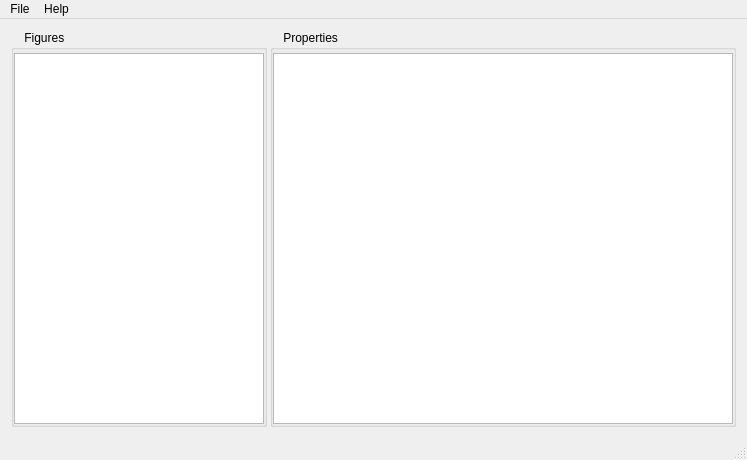
First picture: the form in mainwindow.ui, repository ikukishev/figures, before the edit.
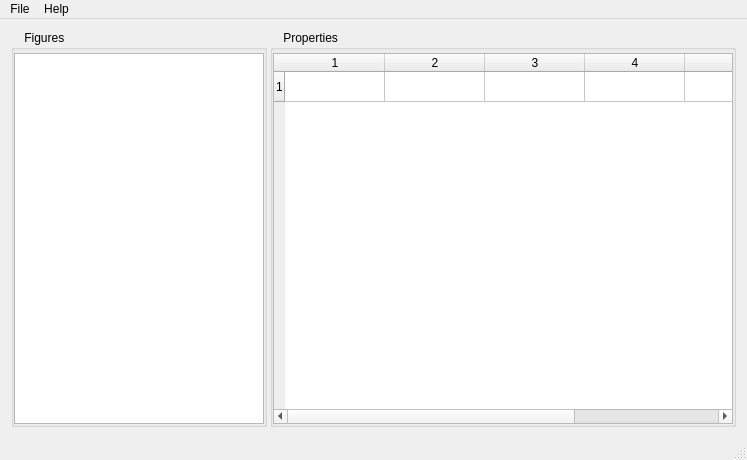
Second picture: the form after the edit.

```diff
--- a/mainwindow.ui
+++ b/mainwindow.ui
@@ -91,7 +91,24 @@
           <number>0</number>
          </property>
          <item>
-          <widget class="QTableWidget" name="tableWidget"/>
+          <widget class="QTableWidget" name="tableWidget">
+           <property name="locale">
+            <locale language="English" country="UnitedStates"/>
+           </property>
+           <property name="rowCount">
+            <number>1</number>
+           </property>
+           <property name="columnCount">
+            <number>6</number>
+           </property>
+           <row/>
+           <column/>
+           <column/>
+           <column/>
+           <column/>
+           <column/>
+           <column/>
+          </widget>
          </item>
         </layout>
        </widget>
```
Left out of the diff: 2 changed lines with no effect on the pictures.
